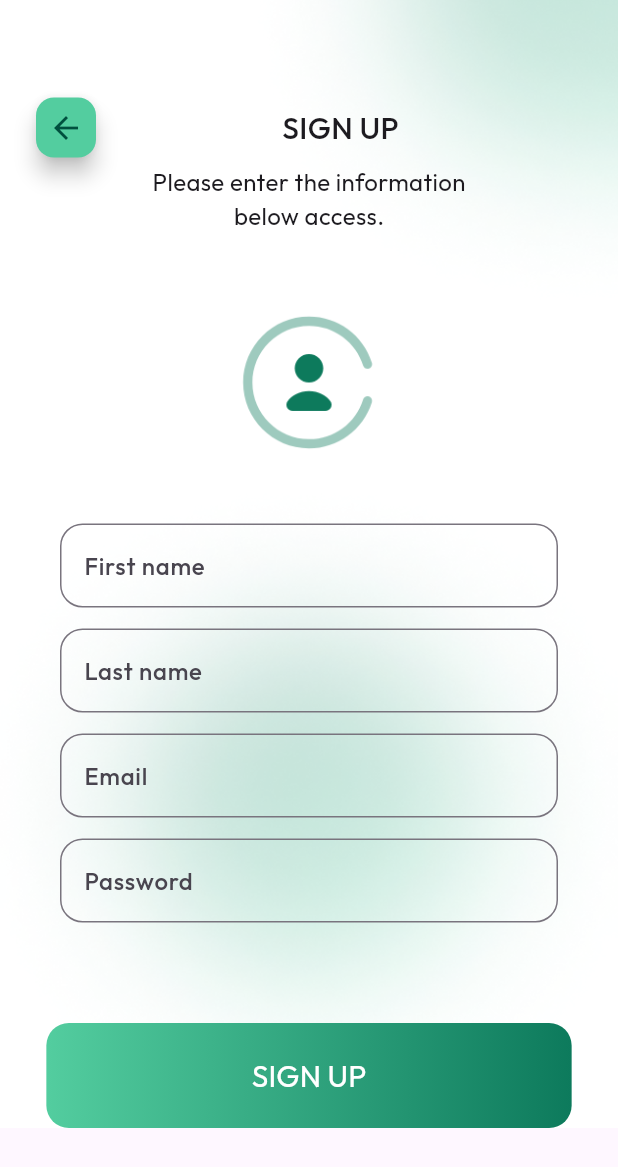
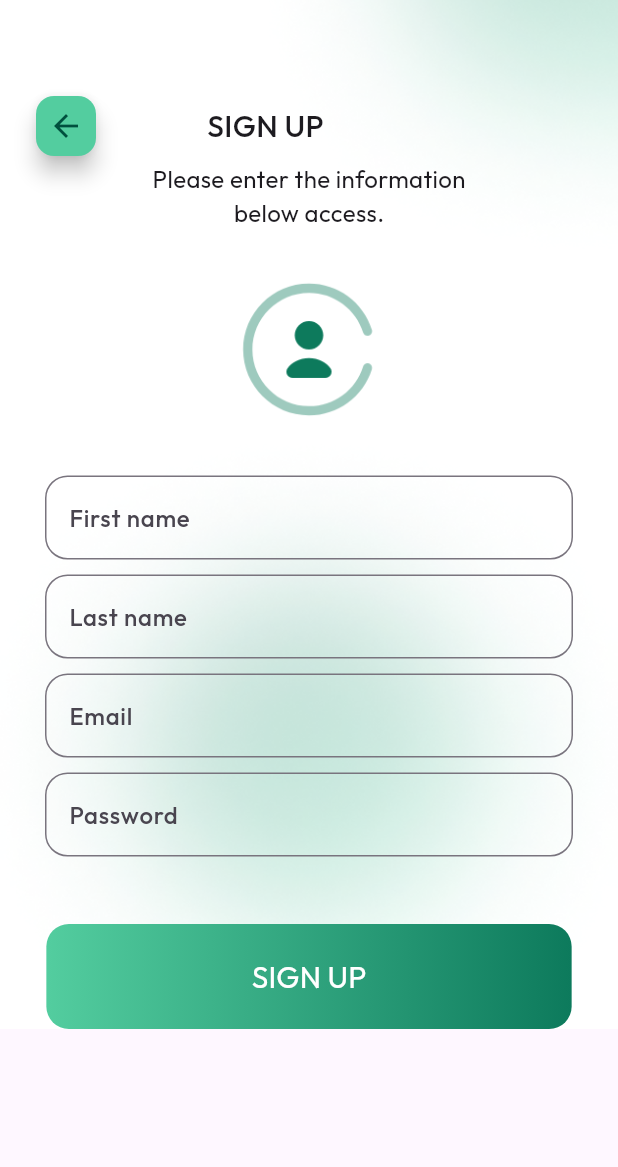
Before and after one commit to Kkjankorn/useAPI-FLutter-To-Do-List, a Flutter app: the screen it shows after launch, after a tap on "SIGN UP", on a phone screen of 412 x 824 dp. Shown: the top 1167 px of the screen. Run offline on Flutter 3.47's test engine with Material 3 defaults, Android fonts, the phone set to English and light mode, and no system bars; our stand-ins replace flutter_easyloading, flutter_svg_provider, google_fonts, hexcolor, shared_preferences; network calls fail.

Commit message:
22/4/2567

```diff
--- a/lib/View/sign_up_view.dart
+++ b/lib/View/sign_up_view.dart
@@ -54,7 +54,7 @@ class _Sign_upState extends State<Sign_up> {
                       ],
                     ),
                     SizedBox(
-                      width: 120,
+                      width: 70,
                     ),
                     Row(
                       mainAxisAlignment: MainAxisAlignment.center,
@@ -62,30 +62,27 @@ class _Sign_upState extends State<Sign_up> {
                         Styletxt("SIGN UP", 20, FontWeight.w500),
                       ],
                     ),
-                    SizedBox(
-                      height: 50,
-                    ),
                   ],
                 ),
               ),
               Styletxt("Please enter the information", 16, FontWeight.w400),
               Styletxt("below access.", 16, FontWeight.w400),
               SizedBox(
-                height: 50,
+                height: 30,
               ),
               Container(
                   height: 98,
                   width: 98,
                   child: Image(image: Svg("asset/images/signup.svg"))),
               SizedBox(
-                height: 38,
+                height: 30,
               ),
               TextBox1(
                   "First name", false, first_name, 'Enter Your First name'),
               TextBox1("Last name", false, last_name, 'Enter Your Last name'),
               TextBox1("Email", false, email, 'Enter Your Email'),
               TextBox1("Password", true, pass, 'Enter Your Password'),
-              SizedBox(height: 60),
+              SizedBox(height: 40),
               ButtonApp(() {
                 signup_con.signupUser(
                     first_name, last_name, email, pass, context);
--- a/lib/View/sing_in_view.dart
+++ b/lib/View/sing_in_view.dart
@@ -26,9 +26,8 @@ class _Sign_inState extends State<Sign_in> {
             decoration: BoxDecoration(
                 image: DecorationImage(
                     fit: BoxFit.cover,
-                    image: AssetImage("asset/images/signup.png"))),
+                    image: AssetImage("asset/images/background.png"))),
             child: Column(
-              mainAxisSize: MainAxisSize.max,
               mainAxisAlignment: MainAxisAlignment.spaceBetween,
               children: [
                 Column(
@@ -70,15 +69,15 @@ class _Sign_inState extends State<Sign_in> {
                     TextBox1(
                         "Email", false, emailController, 'Enter Your Email'),
                     SizedBox(
-                      height: 19,
+                      height: 15,
                     ),
                     TextBox1("Password", true, passController,
                         'Enter Your Password'),
-                    SizedBox(
-                      height: 19,
-                    ),
+                    // SizedBox(
+                    //   height: 15,
+                    // ),
                     Container(
-                        padding: EdgeInsets.fromLTRB(10, 10, 30, 40),
+                        padding: EdgeInsets.fromLTRB(10, 10, 30, 25),
                         alignment: Alignment.centerRight,
                         child: Material(
                           type: MaterialType.transparency,
@@ -106,7 +105,7 @@ class _Sign_inState extends State<Sign_in> {
                       height: 20,
                     ),
                     Padding(
-                      padding: const EdgeInsets.only(bottom: 50),
+                      padding: const EdgeInsets.only(bottom: 40),
                       child: ButtonApp(() {
                         Navigator.pushReplacement(context,
                             MaterialPageRoute(builder: (context) => Sign_up()));
--- a/lib/controller/addeditdelete_controller.dart
+++ b/lib/controller/addeditdelete_controller.dart
@@ -65,9 +65,6 @@ class AddEditDeleteCon {
 
   void editTodo(TextEditingController todoTitle, TextEditingController todoDesc,
       String todoStatus, int userId, int listId, context) async {
-    if (todoTitle.text.length >= 55) {
-      showSnackBar2('Your Title too long', context);
-    } else {
     final json = {
       "user_todo_list_id": listId,
       "user_todo_list_title": todoTitle.text,
@@ -87,7 +84,6 @@ class AddEditDeleteCon {
       showSnackBar2('Edite Todo Fail!!', context);
     } else {
       showSnackBar2('Database Error!', context);
-      }
     }
   }
 
--- a/lib/style/app_style.dart
+++ b/lib/style/app_style.dart
@@ -27,7 +27,7 @@ class TextBox1 extends StatelessWidget {
   @override
   Widget build(BuildContext context) {
     return Padding(
-      padding: EdgeInsets.symmetric(horizontal: 40, vertical: 7),
+      padding: EdgeInsets.symmetric(horizontal: 30, vertical: 5),
       child: Form(
         key: _formKey,
         child: TextFormField(
```
Also changed, not shown: lib/View/information_list_view.dart (+22 -21 lines), asset/images/background.png (added). Lines whose indentation alone changed are shown as unchanged.
